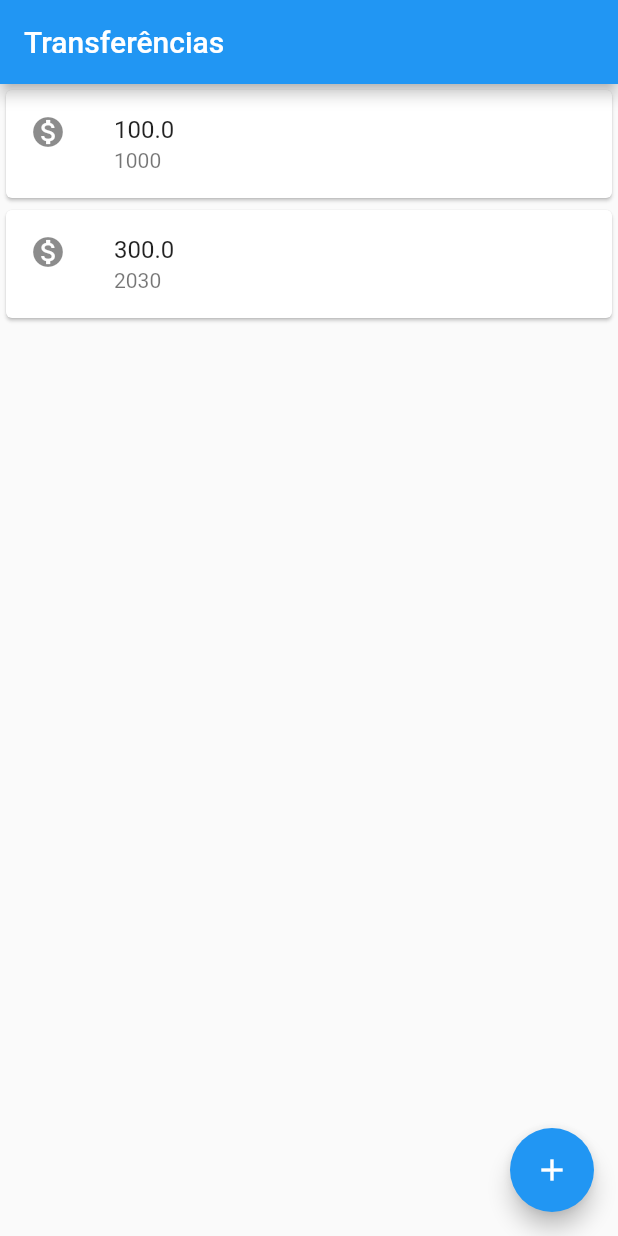
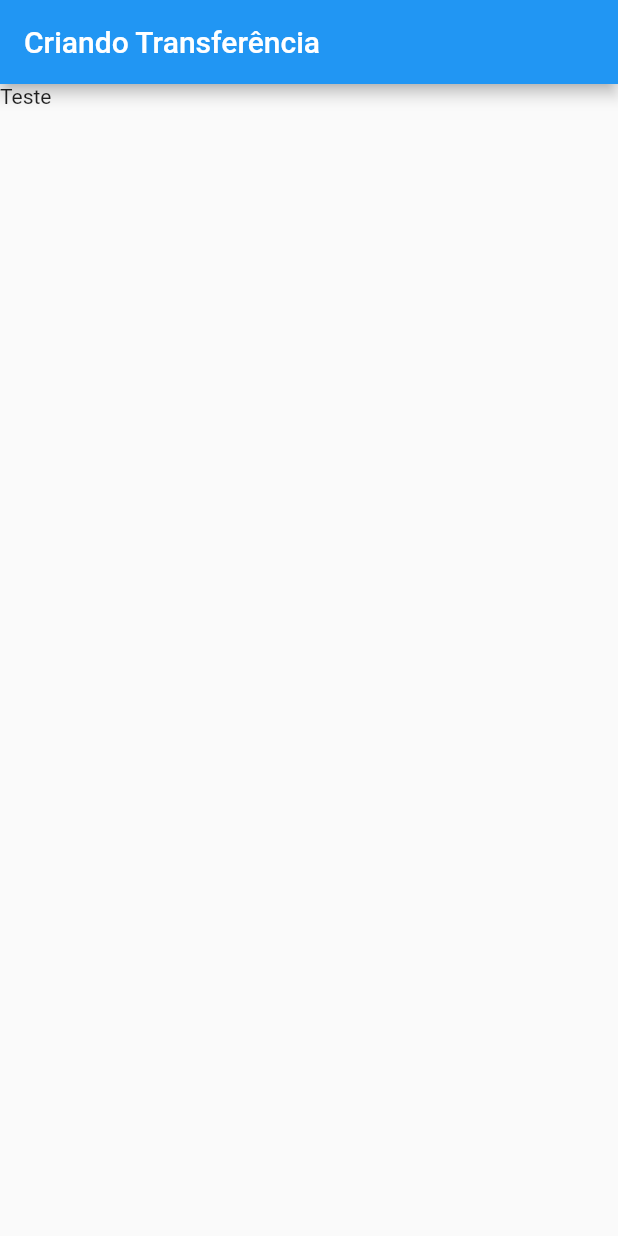
Before and after one commit to victorrmatos19/myFlutterApp, a Flutter app: the screen it shows after launch, on a phone screen of 412 x 824 dp. Run offline on Flutter 3.47's test engine with Material 2 defaults, Android fonts, the phone set to English and light mode, and no system bars.

Commit message:
fixing hot reload

```diff
--- a/lib/main.dart
+++ b/lib/main.dart
@@ -1,34 +1,51 @@
 import 'package:flutter/cupertino.dart';
 import 'package:flutter/material.dart';
 
-void main() => runApp(
-  MaterialApp(
-    home: Scaffold(
-      body: ListaTrasferencia(),
-      appBar: AppBar(title: Text("Transferências"),),
-      floatingActionButton: FloatingActionButton(
-        child: Icon(Icons.add),
-      ),
-    ),
-  )
-);
+void main() => runApp(ByteBankApp());
 
-class ListaTrasferencia extends StatelessWidget {
+class ByteBankApp  extends StatelessWidget{
   @override
   Widget build(BuildContext context) {
-    return Column(
-      children: <Widget>[
-        ItemTrasferencia(Transferencia(100.00,1000)),
-        ItemTrasferencia(Transferencia(300.00,2030)),
-      ],
+    return  MaterialApp(
+      home: Scaffold(
+        body: FormularioTransferencia(),
+      ),
     );
   }
 }
 
-class ItemTrasferencia extends StatelessWidget {
+class FormularioTransferencia  extends StatelessWidget{
+  @override
+  Widget build(BuildContext context) {
+    return Scaffold(
+      appBar: AppBar(title: Text("Criando Transferência"),),
+      body: Text("Teste"),
+    );
+  }
+}
+
+class ListaTransferencia extends StatelessWidget {
+  @override
+  Widget build(BuildContext context) {
+    return Scaffold(
+      appBar: AppBar(title: Text("Transferências"),),
+      body: Column(
+        children: <Widget>[
+          ItemTransferencia(Transferencia(100.00,1000)),
+          ItemTransferencia(Transferencia(300.00,2030)),
+        ],
+      ),
+      floatingActionButton: FloatingActionButton(
+        child: Icon(Icons.add),
+      ),
+    );
+  }
+}
+
+class ItemTransferencia extends StatelessWidget {
   final Transferencia _transferencia;
 
-  ItemTrasferencia(this._transferencia);
+  ItemTransferencia(this._transferencia);
 
   @override
   Widget build(BuildContext context) {
```
